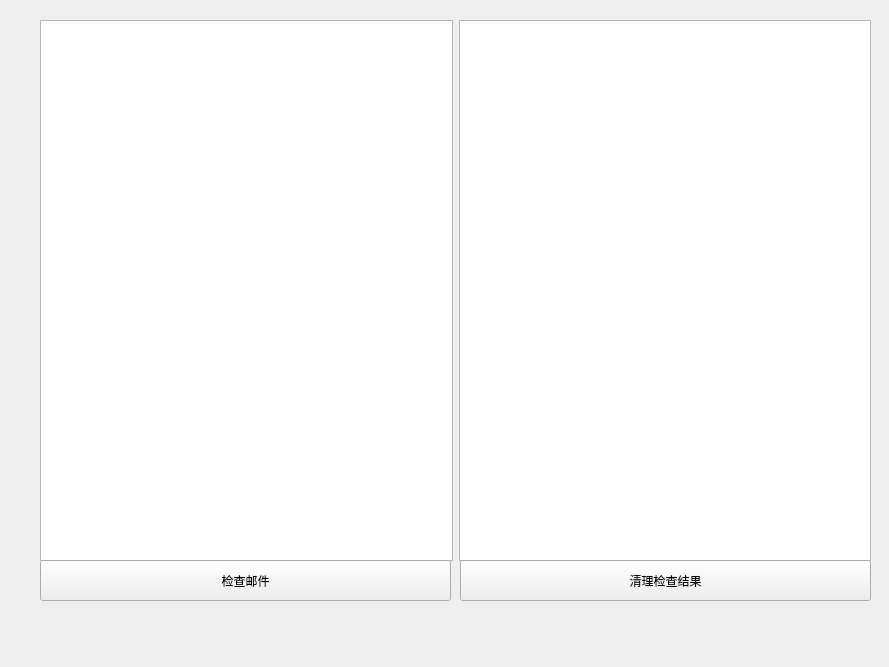
Qt form UI/main.ui (LWCT/Spam_Email_Classificaton) before a commit.
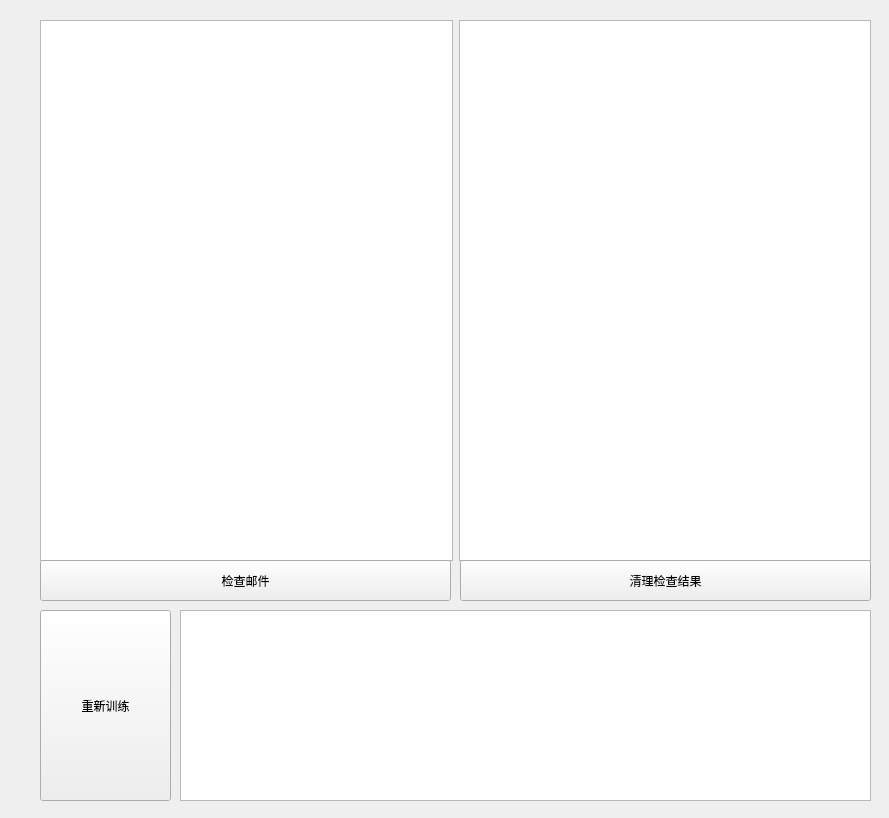
The same form after that commit.

Commit message: 修改页面，添加重新训练功能，显示训练结果

Diff of the .ui file:
```diff
--- a/UI/main.ui
+++ b/UI/main.ui
@@ -7,7 +7,7 @@
     <x>0</x>
     <y>0</y>
     <width>889</width>
-    <height>667</height>
+    <height>818</height>
    </rect>
   </property>
   <property name="windowTitle">
@@ -61,6 +61,32 @@
     <string>清理检查结果</string>
    </property>
   </widget>
+  <widget class="QPushButton" name="reTrainButton">
+   <property name="geometry">
+    <rect>
+     <x>40</x>
+     <y>610</y>
+     <width>131</width>
+     <height>191</height>
+    </rect>
+   </property>
+   <property name="text">
+    <string>重新训练</string>
+   </property>
+  </widget>
+  <widget class="QTextEdit" name="trainResultText">
+   <property name="geometry">
+    <rect>
+     <x>180</x>
+     <y>610</y>
+     <width>691</width>
+     <height>191</height>
+    </rect>
+   </property>
+   <property name="readOnly">
+    <bool>true</bool>
+   </property>
+  </widget>
  </widget>
  <resources/>
  <connections/>
```
The commit also changes 38 other files.
